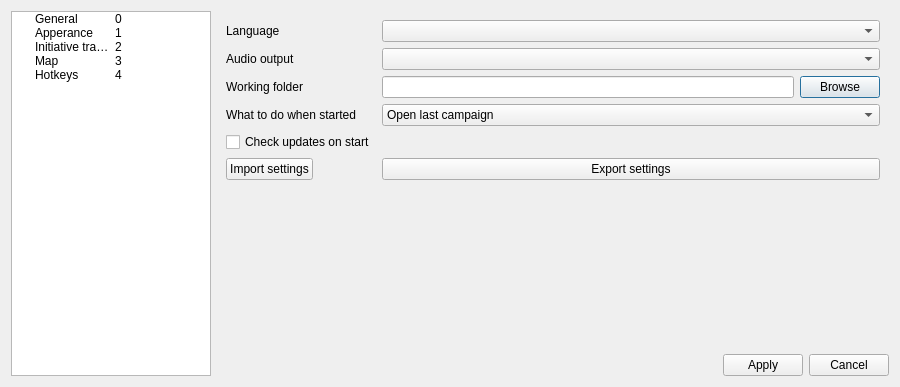
This is src/core/dialogs/settings-dialog/settingsdialog.ui in Technohamster-py/dm-assist as Qt 5 draws it before an edit. The edited form follows.
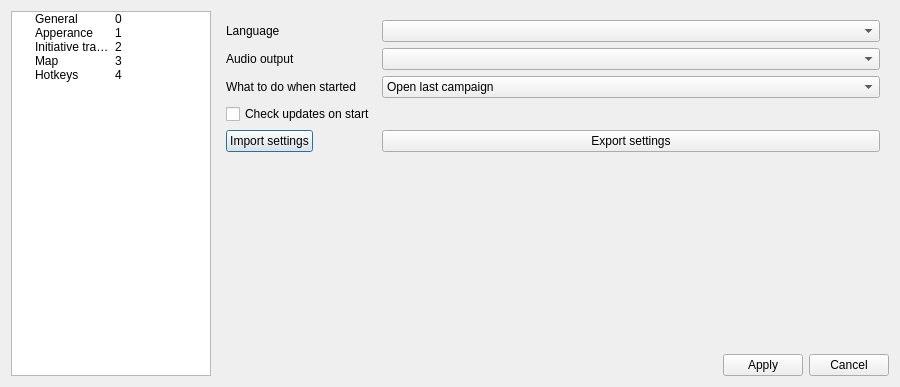
This is the edited form. The open tabs and pages were chosen to show the change. Icons and pictures are not drawn.

```diff
--- a/src/core/dialogs/settings-dialog/settingsdialog.ui
+++ b/src/core/dialogs/settings-dialog/settingsdialog.ui
@@ -138,44 +138,13 @@
           </widget>
          </item>
          <item row="2" column="0">
-          <widget class="QLabel" name="folderLabel">
-           <property name="text">
-            <string>Working folder</string>
-           </property>
-          </widget>
-         </item>
-         <item row="2" column="1">
-          <layout class="QHBoxLayout" name="horizontalLayout">
-           <item>
-            <widget class="QLineEdit" name="folderEdit"/>
-           </item>
-           <item>
-            <widget class="QPushButton" name="folderButton">
-             <property name="toolTip">
-              <string>Browse</string>
-             </property>
-             <property name="text">
-              <string>Browse</string>
-             </property>
-             <property name="icon">
-              <iconset resource="static/app_resources.qrc">
-               <normaloff>:/folder.svg</normaloff>:/folder.svg</iconset>
-             </property>
-             <property name="flat">
-              <bool>false</bool>
-             </property>
-            </widget>
-           </item>
-          </layout>
-         </item>
-         <item row="3" column="0">
           <widget class="QLabel" name="startActionLabel">
            <property name="text">
             <string>What to do when started</string>
            </property>
           </widget>
          </item>
-         <item row="3" column="1">
+         <item row="2" column="1">
           <widget class="QComboBox" name="startActionComboBox">
            <item>
             <property name="text">
@@ -194,14 +163,14 @@
            </item>
           </widget>
          </item>
-         <item row="4" column="0">
+         <item row="3" column="0">
           <widget class="QCheckBox" name="updateCheckerBox">
            <property name="text">
             <string>Check updates on start</string>
            </property>
           </widget>
          </item>
-         <item row="4" column="1">
+         <item row="3" column="1">
           <spacer name="horizontalSpacer">
            <property name="orientation">
             <enum>Qt::Horizontal</enum>
@@ -214,14 +183,14 @@
            </property>
           </spacer>
          </item>
-         <item row="5" column="0">
+         <item row="4" column="0">
           <widget class="QPushButton" name="importButton">
            <property name="text">
             <string>Import settings</string>
            </property>
           </widget>
          </item>
-         <item row="5" column="1">
+         <item row="4" column="1">
           <widget class="QPushButton" name="exportButton">
            <property name="text">
             <string>Export settings</string>
```
Left out of the diff: 56 changed lines with no effect on the pictures.
